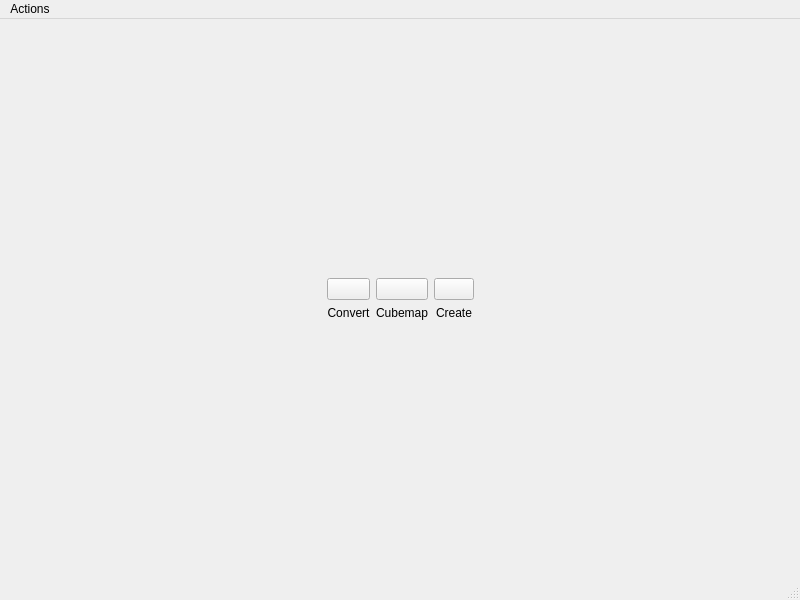
First picture: the form in tTexture-Editor/tTexture-Editor/tTexture/Editor/UI/Qt-Files/MainWindow.ui, repository lore14th/tTexture, before the edit.
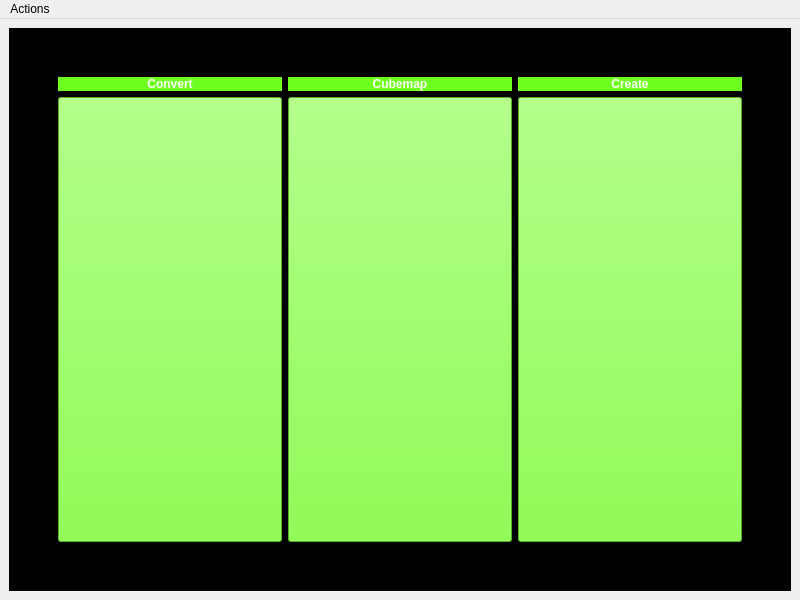
Second picture: the form after the edit.

Diff of the .ui file:
```diff
--- a/tTexture-Editor/tTexture-Editor/tTexture/Editor/UI/Qt-Files/MainWindow.ui
+++ b/tTexture-Editor/tTexture-Editor/tTexture/Editor/UI/Qt-Files/MainWindow.ui
@@ -17,21 +17,100 @@
    <layout class="QVBoxLayout" name="verticalLayout">
     <item>
      <widget class="QStackedWidget" name="stackedWidget">
+      <property name="styleSheet">
+       <string notr="true">background-color:rgb(0, 0, 0)</string>
+      </property>
       <widget class="QWidget" name="MainMenu">
+       <property name="inputMethodHints">
+        <set>Qt::ImhNone</set>
+       </property>
        <layout class="QGridLayout" name="gridLayout">
+        <item row="2" column="1">
+         <spacer name="BottomSpace">
+          <property name="orientation">
+           <enum>Qt::Vertical</enum>
+          </property>
+          <property name="sizeType">
+           <enum>QSizePolicy::Minimum</enum>
+          </property>
+          <property name="sizeHint" stdset="0">
+           <size>
+            <width>20</width>
+            <height>40</height>
+           </size>
+          </property>
+         </spacer>
+        </item>
+        <item row="1" column="0">
+         <spacer name="LeftSpace">
+          <property name="orientation">
+           <enum>Qt::Horizontal</enum>
+          </property>
+          <property name="sizeType">
+           <enum>QSizePolicy::Minimum</enum>
+          </property>
+          <property name="sizeHint" stdset="0">
+           <size>
+            <width>40</width>
+            <height>20</height>
+           </size>
+          </property>
+         </spacer>
+        </item>
+        <item row="1" column="2">
+         <spacer name="RightSpace">
+          <property name="orientation">
+           <enum>Qt::Horizontal</enum>
+          </property>
+          <property name="sizeType">
+           <enum>QSizePolicy::Minimum</enum>
+          </property>
+          <property name="sizeHint" stdset="0">
+           <size>
+            <width>40</width>
+            <height>20</height>
+           </size>
+          </property>
+         </spacer>
+        </item>
+        <item row="0" column="1">
+         <spacer name="TopSpace">
+          <property name="orientation">
+           <enum>Qt::Vertical</enum>
+          </property>
+          <property name="sizeType">
+           <enum>QSizePolicy::Minimum</enum>
+          </property>
+          <property name="sizeHint" stdset="0">
+           <size>
+            <width>20</width>
+            <height>40</height>
+           </size>
+          </property>
+         </spacer>
+        </item>
         <item row="1" column="1">
          <layout class="QHBoxLayout" name="ButtonsLayout">
           <item>
            <layout class="QVBoxLayout" name="ConvertLayout">
-            <item>
-             <widget class="QPushButton" name="ConvertButton">
-              <property name="text">
-               <string/>
-              </property>
-             </widget>
-            </item>
             <item>
              <widget class="QLabel" name="ConvertLabel">
+              <property name="sizePolicy">
+               <sizepolicy hsizetype="Expanding" vsizetype="Fixed">
+                <horstretch>0</horstretch>
+                <verstretch>0</verstretch>
+               </sizepolicy>
+              </property>
+              <property name="font">
+               <font>
+                <pointsize>9</pointsize>
+                <weight>75</weight>
+                <bold>true</bold>
+               </font>
+              </property>
+              <property name="styleSheet">
+               <string notr="true">background-color:rgb(110, 255, 32); color:white</string>
+              </property>
               <property name="text">
                <string>Convert</string>
               </property>
@@ -40,19 +119,44 @@
               </property>
              </widget>
             </item>
+            <item>
+             <widget class="QPushButton" name="ConvertButton">
+              <property name="sizePolicy">
+               <sizepolicy hsizetype="MinimumExpanding" vsizetype="Preferred">
+                <horstretch>0</horstretch>
+                <verstretch>0</verstretch>
+               </sizepolicy>
+              </property>
+              <property name="styleSheet">
+               <string notr="true">background-color:rgb(110, 255, 32)</string>
+              </property>
+              <property name="text">
+               <string/>
+              </property>
+             </widget>
+            </item>
            </layout>
           </item>
           <item>
            <layout class="QVBoxLayout" name="CubemapLayout">
-            <item>
-             <widget class="QPushButton" name="CubemapButton">
-              <property name="text">
-               <string/>
-              </property>
-             </widget>
-            </item>
             <item>
              <widget class="QLabel" name="CubemapLabel">
+              <property name="sizePolicy">
+               <sizepolicy hsizetype="Preferred" vsizetype="Fixed">
+                <horstretch>0</horstretch>
+                <verstretch>0</verstretch>
+               </sizepolicy>
+              </property>
+              <property name="font">
+               <font>
+                <pointsize>9</pointsize>
+                <weight>75</weight>
+                <bold>true</bold>
+               </font>
+              </property>
+              <property name="styleSheet">
+               <string notr="true">background-color:rgb(110, 255, 32); color:white</string>
+              </property>
               <property name="text">
                <string>Cubemap</string>
               </property>
@@ -61,19 +165,44 @@
               </property>
              </widget>
             </item>
+            <item>
+             <widget class="QPushButton" name="CubemapButton">
+              <property name="sizePolicy">
+               <sizepolicy hsizetype="MinimumExpanding" vsizetype="Preferred">
+                <horstretch>0</horstretch>
+                <verstretch>0</verstretch>
+               </sizepolicy>
+              </property>
+              <property name="styleSheet">
+               <string notr="true">background-color:rgb(110, 255, 32)</string>
+              </property>
+              <property name="text">
+               <string/>
+              </property>
+             </widget>
+            </item>
            </layout>
           </item>
           <item>
            <layout class="QVBoxLayout" name="CreateLayout">
-            <item>
-             <widget class="QPushButton" name="CreateButton">
-              <property name="text">
-               <string/>
-              </property>
-             </widget>
-            </item>
             <item>
              <widget class="QLabel" name="CreateLabel">
+              <property name="sizePolicy">
+               <sizepolicy hsizetype="Preferred" vsizetype="Fixed">
+                <horstretch>0</horstretch>
+                <verstretch>0</verstretch>
+               </sizepolicy>
+              </property>
+              <property name="font">
+               <font>
+                <pointsize>9</pointsize>
+                <weight>75</weight>
+                <bold>true</bold>
+               </font>
+              </property>
+              <property name="styleSheet">
+               <string notr="true">background-color:rgb(110, 255, 32); color:white;</string>
+              </property>
               <property name="text">
                <string>Create</string>
               </property>
@@ -82,62 +211,32 @@
               </property>
              </widget>
             </item>
+            <item>
+             <widget class="QPushButton" name="CreateButton">
+              <property name="sizePolicy">
+               <sizepolicy hsizetype="MinimumExpanding" vsizetype="Preferred">
+                <horstretch>0</horstretch>
+                <verstretch>0</verstretch>
+               </sizepolicy>
+              </property>
+              <property name="styleSheet">
+               <string notr="true">background-color:rgb(110, 255, 32)</string>
+              </property>
+              <property name="text">
+               <string/>
+              </property>
+              <property name="iconSize">
+               <size>
+                <width>100</width>
+                <height>100</height>
+               </size>
+              </property>
+             </widget>
+            </item>
            </layout>
           </item>
          </layout>
         </item>
-        <item row="1" column="2">
-         <spacer name="RightSpace">
-          <property name="orientation">
-           <enum>Qt::Horizontal</enum>
-          </property>
-          <property name="sizeHint" stdset="0">
-           <size>
-            <width>40</width>
-            <height>20</height>
-           </size>
-          </property>
-         </spacer>
-        </item>
-        <item row="0" column="1">
-         <spacer name="TopSpace">
-          <property name="orientation">
-           <enum>Qt::Vertical</enum>
-          </property>
-          <property name="sizeHint" stdset="0">
-           <size>
-            <width>20</width>
-            <height>40</height>
-           </size>
-          </property>
-         </spacer>
-        </item>
-        <item row="1" column="0">
-         <spacer name="LeftSpace">
-          <property name="orientation">
-           <enum>Qt::Horizontal</enum>
-          </property>
-          <property name="sizeHint" stdset="0">
-           <size>
-            <width>40</width>
-            <height>20</height>
-           </size>
-          </property>
-         </spacer>
-        </item>
-        <item row="2" column="1">
-         <spacer name="BottomSpace">
-          <property name="orientation">
-           <enum>Qt::Vertical</enum>
-          </property>
-          <property name="sizeHint" stdset="0">
-           <size>
-            <width>20</width>
-            <height>40</height>
-           </size>
-          </property>
-         </spacer>
-        </item>
        </layout>
       </widget>
      </widget>
@@ -165,7 +264,6 @@
    </widget>
    <addaction name="menuConvert"/>
   </widget>
-  <widget class="QStatusBar" name="statusbar"/>
   <action name="actionConvert">
    <property name="text">
     <string>Convert</string>
```
